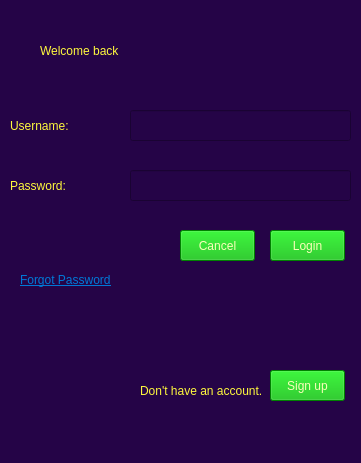
The window that signin.ui (RaheelHashmi/My_Projects) describes before a commit, drawn with Qt 5.
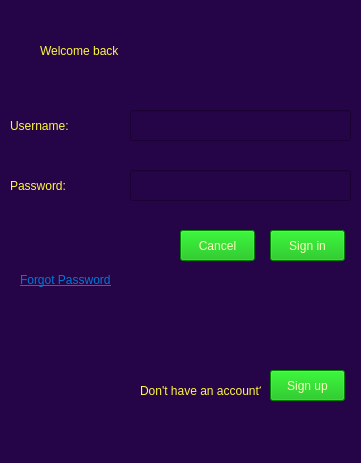
The same window after the commit.

```diff
--- a/signin.ui
+++ b/signin.ui
@@ -126,7 +126,7 @@
 color: rgb(249, 255, 185);</string>
     </property>
     <property name="text">
-     <string>Login</string>
+     <string>Sign in</string>
     </property>
    </widget>
    <widget class="QPushButton" name="pushButton_2">
@@ -170,7 +170,7 @@
 color: rgb(255, 249, 61);</string>
     </property>
     <property name="text">
-     <string>Don't have an account. </string>
+     <string>Don't have an account? </string>
     </property>
    </widget>
    <widget class="QPushButton" name="pushButton_3">
```
